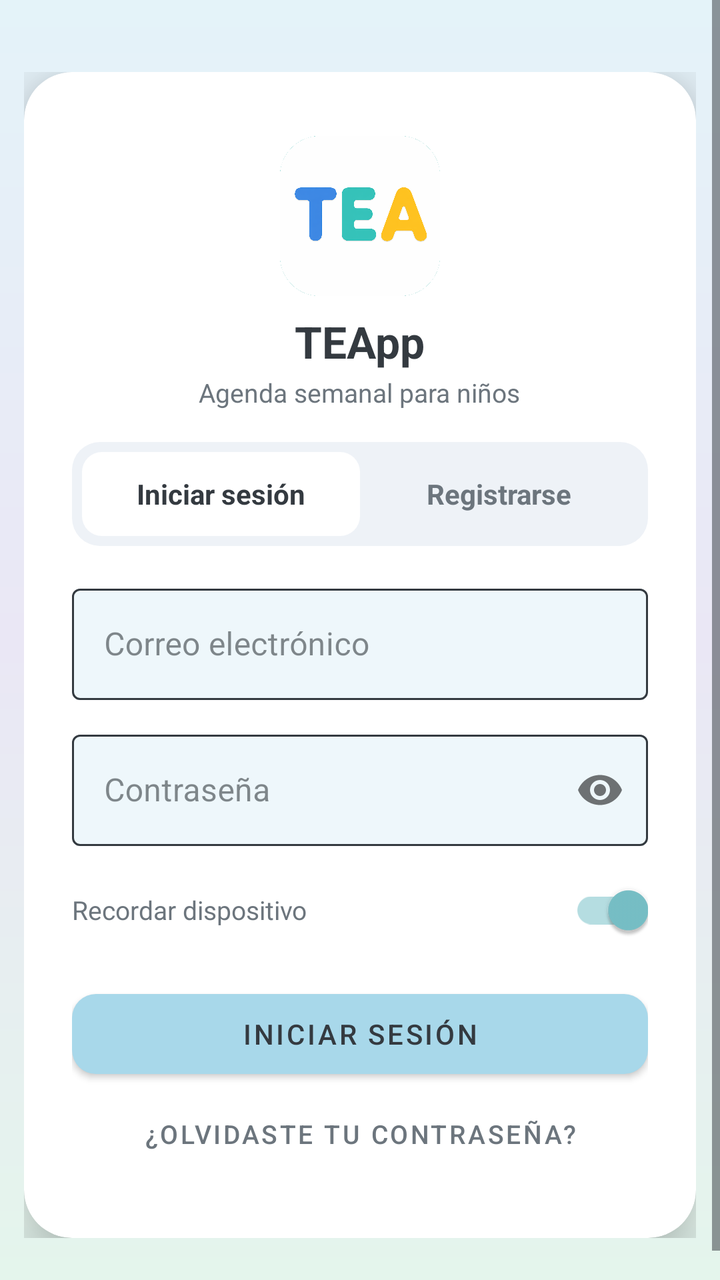
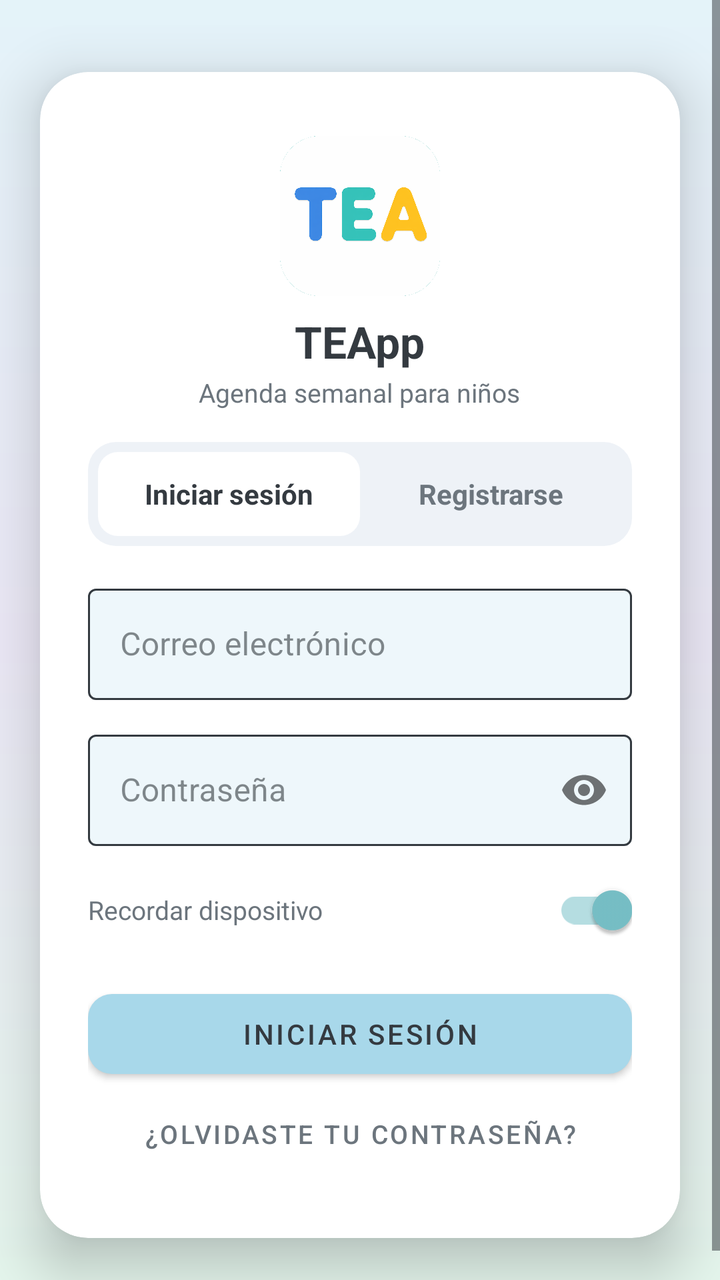

The first picture is an Android layout as it rendered before a commit; the second is the same layout after the commit. The layout source and the unified diff follow.
<!-- AndroidManifest.xml: application theme Theme.TEApp -->
<!-- res/layout/activity_login.xml -->
<?xml version="1.0" encoding="utf-8"?>
<FrameLayout xmlns:android="http://schemas.android.com/apk/res/android"
    xmlns:app="http://schemas.android.com/apk/res-auto"
    android:layout_width="match_parent"
    android:layout_height="match_parent"
    android:background="@drawable/bg_login_gradient">

    <ScrollView
        android:layout_width="match_parent"
        android:layout_height="match_parent"
        android:fillViewport="true">

        <LinearLayout
            android:layout_width="match_parent"
            android:layout_height="wrap_content"
            android:orientation="vertical"
            android:paddingStart="12dp"
            android:paddingEnd="12dp"
            android:gravity="center_horizontal"
            android:paddingTop="36dp"
            android:paddingBottom="36dp">

            
            <androidx.cardview.widget.CardView
                android:layout_width="match_parent"
                android:layout_height="wrap_content"
                app:cardCornerRadius="24dp"
                app:cardElevation="16dp"
                app:cardBackgroundColor="#FFFFFF">

                <LinearLayout
                    android:layout_width="match_parent"
                    android:layout_height="wrap_content"
                    android:orientation="vertical"
                    android:paddingBottom="28dp">

                    
                    <LinearLayout
                        android:layout_width="match_parent"
                        android:layout_height="wrap_content"
                        android:orientation="vertical"
                        android:gravity="center"
                        android:paddingTop="32dp"
                        android:paddingBottom="16dp"
                        android:paddingStart="24dp"
                        android:paddingEnd="24dp">

                        <ImageView
                            android:layout_width="80dp"
                            android:layout_height="80dp"
                            android:src="@drawable/ic_launcher_img"
                            android:scaleType="fitCenter"
                            android:contentDescription="TEApp logo"
                            android:layout_marginBottom="8dp" />

                        <TextView
                            android:layout_width="wrap_content"
                            android:layout_height="wrap_content"
                            android:text="TEApp"
                            android:textSize="22sp"
                            android:textStyle="bold"
                            android:textColor="@color/on_primary" />

                        <TextView
                            android:layout_width="wrap_content"
                            android:layout_height="wrap_content"
                            android:text="Agenda semanal para niños"
                            android:textSize="13sp"
                            android:textColor="@color/text_secondary"
                            android:layout_marginTop="2dp" />

                    </LinearLayout>

                    
                    <LinearLayout
                        android:layout_width="match_parent"
                        android:layout_height="wrap_content"
                        android:orientation="horizontal"
                        android:background="@drawable/bg_pill_tab_container"
                        android:padding="5dp"
                        android:layout_marginStart="24dp"
                        android:layout_marginEnd="24dp"
                        android:layout_marginBottom="4dp">

                        <TextView
                            android:id="@+id/tab_login"
                            android:layout_width="0dp"
                            android:layout_height="42dp"
                            android:layout_weight="1"
                            android:gravity="center"
                            android:text="@string/iniciar_sesion"
                            android:textSize="14sp"
                            android:textStyle="bold"
                            android:textColor="@color/on_primary"
                            android:background="@drawable/bg_pill_tab_active" />

                        <TextView
                            android:id="@+id/tab_register"
                            android:layout_width="0dp"
                            android:layout_height="42dp"
                            android:layout_weight="1"
                            android:gravity="center"
                            android:text="@string/registrarse"
                            android:textSize="14sp"
                            android:textStyle="bold"
                            android:textColor="@color/text_secondary"
                            android:background="@android:color/transparent" />

                    </LinearLayout>

                    
                    <LinearLayout
                        android:layout_width="match_parent"
                        android:layout_height="wrap_content"
                        android:orientation="vertical"
                        android:paddingStart="24dp"
                        android:paddingEnd="24dp"
                        android:paddingTop="12dp">

                        
                        <com.google.android.material.textfield.TextInputLayout
                            android:id="@+id/til_email"
                            style="@style/Widget.MaterialComponents.TextInputLayout.OutlinedBox"
                            android:layout_width="match_parent"
                            android:layout_height="wrap_content"
                            android:layout_marginBottom="12dp"
                            android:hint="@string/correo"
                            app:hintTextColor="@color/text_input_hint"
                            app:boxStrokeColor="@color/text_input_stroke"
                            app:boxBackgroundColor="#EEF7FB">
                            <com.google.android.material.textfield.TextInputEditText
                                android:id="@+id/et_email"
                                android:layout_width="match_parent"
                                android:layout_height="wrap_content"
                                android:textColor="@color/on_primary"
                                android:inputType="textEmailAddress" />
                        </com.google.android.material.textfield.TextInputLayout>

                        
                        <com.google.android.material.textfield.TextInputLayout
                            android:id="@+id/til_password"
                            style="@style/Widget.MaterialComponents.TextInputLayout.OutlinedBox"
                            android:layout_width="match_parent"
                            android:layout_height="wrap_content"
                            android:layout_marginBottom="8dp"
                            android:hint="@string/contrasena"
                            app:passwordToggleEnabled="true"
                            app:hintTextColor="@color/text_input_hint"
                            app:boxStrokeColor="@color/text_input_stroke"
                            app:boxBackgroundColor="#EEF7FB">
                            <com.google.android.material.textfield.TextInputEditText
                                android:id="@+id/et_password"
                                android:layout_width="match_parent"
                                android:layout_height="wrap_content"
                                android:textColor="@color/on_primary"
                                android:inputType="textPassword" />
                        </com.google.android.material.textfield.TextInputLayout>

                        
                        <com.google.android.material.textfield.TextInputLayout
                            android:id="@+id/til_confirm_password"
                            style="@style/Widget.MaterialComponents.TextInputLayout.OutlinedBox"
                            android:layout_width="match_parent"
                            android:layout_height="wrap_content"
                            android:layout_marginBottom="8dp"
                            android:visibility="gone"
                            android:hint="@string/confirmar_contrasena"
                            app:passwordToggleEnabled="true"
                            app:hintTextColor="@color/text_input_hint"
                            app:boxStrokeColor="@color/text_input_stroke"
                            app:boxBackgroundColor="#EEF7FB">
                            <com.google.android.material.textfield.TextInputEditText
                                android:id="@+id/et_confirm_password"
                                android:layout_width="match_parent"
                                android:layout_height="wrap_content"
                                android:textColor="@color/on_primary"
                                android:inputType="textPassword" />
                        </com.google.android.material.textfield.TextInputLayout>

                        
                        <com.google.android.material.switchmaterial.SwitchMaterial
                            android:id="@+id/switch_recordar"
                            android:layout_width="match_parent"
                            android:layout_height="wrap_content"
                            android:text="@string/recordar_dispositivo"
                            android:textColor="@color/text_secondary"
                            android:textSize="13sp"
                            android:checked="true"
                            android:layout_marginBottom="4dp" />

                        
                        <com.google.android.material.textfield.TextInputLayout
                            android:id="@+id/til_nombre"
                            style="@style/Widget.MaterialComponents.TextInputLayout.OutlinedBox"
                            android:layout_width="match_parent"
                            android:layout_height="wrap_content"
                            android:layout_marginBottom="12dp"
                            android:hint="@string/nombre_completo"
                            android:visibility="gone"
                            app:hintTextColor="@color/text_input_hint"
                            app:boxStrokeColor="@color/text_input_stroke"
                            app:boxBackgroundColor="#EEF7FB">
                            <com.google.android.material.textfield.TextInputEditText
                                android:id="@+id/et_nombre"
                                android:layout_width="match_parent"
                                android:layout_height="wrap_content"
                                android:textColor="@color/on_primary"
                                android:inputType="textPersonName" />
                        </com.google.android.material.textfield.TextInputLayout>

                        
                        <LinearLayout
                            android:id="@+id/til_fecha_nac"
                            android:layout_width="match_parent"
                            android:layout_height="wrap_content"
                            android:orientation="vertical"
                            android:visibility="gone">

                            <TextView
                                android:layout_width="wrap_content"
                                android:layout_height="wrap_content"
                                android:text="@string/fecha_nacimiento"
                                android:textSize="12sp"
                                android:textColor="@color/text_input_hint"
                                android:layout_marginStart="4dp"
                                android:layout_marginBottom="2dp" />

                            <com.google.android.material.textfield.TextInputLayout
                                android:id="@+id/til_fecha_nac_inner"
                                style="@style/Widget.MaterialComponents.TextInputLayout.OutlinedBox"
                                android:layout_width="match_parent"
                                android:layout_height="wrap_content"
                                android:layout_marginBottom="12dp"
                                app:hintEnabled="false"
                                app:boxBackgroundColor="#EEF7FB"
                                app:boxStrokeColor="@color/text_input_stroke">
                                <com.google.android.material.textfield.TextInputEditText
                                    android:id="@+id/et_fecha_nac"
                                    android:layout_width="match_parent"
                                    android:layout_height="wrap_content"
                                    android:textColor="@color/on_primary"
                                    android:textColorHint="@color/text_input_hint"
                                    android:hint="Seleccioná una fecha"
                                    android:focusable="false"
                                    android:clickable="true" />
                            </com.google.android.material.textfield.TextInputLayout>

                        </LinearLayout>

                        
                        <RadioGroup
                            android:id="@+id/radio_group"
                            android:layout_width="match_parent"
                            android:layout_height="wrap_content"
                            android:orientation="horizontal"
                            android:visibility="gone"
                            android:layout_marginBottom="12dp">
                            <RadioButton
                                android:id="@+id/rb_padre"
                                android:layout_width="0dp"
                                android:layout_height="wrap_content"
                                android:layout_weight="1"
                                android:textColor="@color/on_primary"
                                android:text="@string/soy_padre"
                                android:checked="true" />
                            <RadioButton
                                android:id="@+id/rb_terapeuta"
                                android:layout_width="0dp"
                                android:layout_height="wrap_content"
                                android:layout_weight="1"
                                android:textColor="@color/on_primary"
                                android:text="@string/soy_terapeuta" />
                        </RadioGroup>

                        
                        <Button
                            android:id="@+id/btn_submit"
                            android:layout_width="match_parent"
                            android:layout_height="52dp"
                            android:layout_marginTop="8dp"
                            android:text="@string/iniciar_sesion"
                            style="@style/Widget.TEApp.Button" />

                        
                        <Button
                            android:id="@+id/btn_olvide"
                            android:layout_width="wrap_content"
                            android:layout_height="wrap_content"
                            android:layout_gravity="center"
                            android:text="@string/olvidaste_contrasena"
                            android:textColor="@color/text_secondary"
                            android:textSize="13sp"
                            style="@style/Widget.MaterialComponents.Button.TextButton" />

                        <ProgressBar
                            android:id="@+id/progress_bar"
                            android:layout_width="wrap_content"
                            android:layout_height="wrap_content"
                            android:layout_gravity="center"
                            android:layout_marginTop="8dp"
                            android:visibility="gone" />

                    </LinearLayout>
                </LinearLayout>
            </androidx.cardview.widget.CardView>

        </LinearLayout>
    </ScrollView>
</FrameLayout>
<!-- resources referenced by this layout -->
<resources>
  <color name="on_primary">#343A40</color>
  <color name="text_secondary">#6C757D</color>
  <!-- drawable bg_login_gradient (drawable) -->
  <?xml version="1.0" encoding="utf-8"?>
  <shape xmlns:android="http://schemas.android.com/apk/res/android"
      android:shape="rectangle">
      <gradient
          android:type="linear"
          android:angle="145"
          android:startColor="#E4F3F9"
          android:centerColor="#EAE7F5"
          android:endColor="#E4F5EC" />
  </shape>
  <!-- drawable bg_pill_tab_active (drawable) -->
  <?xml version="1.0" encoding="utf-8"?>
  <shape xmlns:android="http://schemas.android.com/apk/res/android"
      android:shape="rectangle">
      <solid android:color="#FFFFFF" />
      <corners android:radius="10dp" />
  </shape>
  <!-- drawable bg_pill_tab_container (drawable) -->
  <?xml version="1.0" encoding="utf-8"?>
  <shape xmlns:android="http://schemas.android.com/apk/res/android"
      android:shape="rectangle">
      <solid android:color="#EEF2F7" />
      <corners android:radius="14dp" />
  </shape>
  <!-- drawable ic_launcher_img: png bitmap (drawable, 141925 bytes) -->
  <string name="confirmar_contrasena">Confirmar contraseña</string>
  <string name="contrasena">Contraseña</string>
  <string name="correo">Correo electrónico</string>
  <string name="fecha_nacimiento">Fecha de nacimiento</string>
  <string name="iniciar_sesion">Iniciar sesión</string>
  <string name="nombre_completo">Nombre completo</string>
  <string name="olvidaste_contrasena">¿Olvidaste tu contraseña?</string>
  <string name="recordar_dispositivo">Recordar dispositivo</string>
  <string name="registrarse">Registrarse</string>
  <string name="soy_padre">Soy padre/tutor</string>
  <string name="soy_terapeuta">Soy terapeuta</string>
  <style name="Widget.TEApp.Button" parent="Widget.MaterialComponents.Button">
          <item name="backgroundTint">@color/primary</item>
          <item name="android:textColor">@color/on_primary</item>
          <item name="cornerRadius">12dp</item>
      </style>
  <style name="Theme.TEApp" parent="Theme.MaterialComponents.Light.NoActionBar">
          <item name="colorPrimary">@color/primary</item>
          <item name="colorPrimaryVariant">@color/primary_dark</item>
          <item name="colorOnPrimary">@color/on_primary</item>
          <item name="colorSecondary">@color/secondary</item>
          <item name="colorOnSecondary">@color/on_primary</item>
          <item name="android:colorBackground">@color/background</item>
          <item name="colorSurface">@color/surface</item>
          <item name="colorOnSurface">@color/on_primary</item>
          <item name="colorOnBackground">@color/on_primary</item>
          <item name="android:textColorPrimary">@color/on_primary</item>
          <item name="android:textColorSecondary">@color/text_secondary</item>
          <item name="android:statusBarColor">@color/primary_dark</item>
          <item name="colorControlNormal">@color/on_primary</item>
          <item name="colorControlActivated">@color/primary_dark</item>
      </style>
  <color name="primary">#A8D8EA</color>
  <color name="primary_dark">#78C1C8</color>
  <color name="secondary">#B8E0C8</color>
  <color name="background">#F8F9FA</color>
  <color name="surface">#FFFFFF</color>
</resources>

<!-- the commit's change to res/layout/activity_login.xml (unified diff, before → after) -->
@@ -8,19 +8,23 @@
     <ScrollView
         android:layout_width="match_parent"
         android:layout_height="match_parent"
-        android:fillViewport="true">
-
+        android:fillViewport="true"
+        android:clipToPadding="false"
+        android:clipChildren="false">
+
+        
         <LinearLayout
             android:layout_width="match_parent"
             android:layout_height="wrap_content"
             android:orientation="vertical"
-            android:paddingStart="12dp"
-            android:paddingEnd="12dp"
+            android:paddingStart="20dp"
+            android:paddingEnd="20dp"
             android:gravity="center_horizontal"
             android:paddingTop="36dp"
-            android:paddingBottom="36dp">
-
-            
+            android:paddingBottom="36dp"
+            android:clipToPadding="false"
+            android:clipChildren="false">
+
             <androidx.cardview.widget.CardView
                 android:layout_width="match_parent"
                 android:layout_height="wrap_content"
@@ -119,77 +123,6 @@
 
                         
                         <com.google.android.material.textfield.TextInputLayout
-                            android:id="@+id/til_email"
-                            style="@style/Widget.MaterialComponents.TextInputLayout.OutlinedBox"
-                            android:layout_width="match_parent"
-                            android:layout_height="wrap_content"
-                            android:layout_marginBottom="12dp"
-                            android:hint="@string/correo"
-                            app:hintTextColor="@color/text_input_hint"
-                            app:boxStrokeColor="@color/text_input_stroke"
-                            app:boxBackgroundColor="#EEF7FB">
-                            <com.google.android.material.textfield.TextInputEditText
-                                android:id="@+id/et_email"
-                                android:layout_width="match_parent"
-                                android:layout_height="wrap_content"
-                                android:textColor="@color/on_primary"
-                                android:inputType="textEmailAddress" />
-                        </com.google.android.material.textfield.TextInputLayout>
-
-                        
-                        <com.google.android.material.textfield.TextInputLayout
-                            android:id="@+id/til_password"
-                            style="@style/Widget.MaterialComponents.TextInputLayout.OutlinedBox"
-                            android:layout_width="match_parent"
-                            android:layout_height="wrap_content"
-                            android:layout_marginBottom="8dp"
-                            android:hint="@string/contrasena"
-                            app:passwordToggleEnabled="true"
-                            app:hintTextColor="@color/text_input_hint"
-                            app:boxStrokeColor="@color/text_input_stroke"
-                            app:boxBackgroundColor="#EEF7FB">
-                            <com.google.android.material.textfield.TextInputEditText
-                                android:id="@+id/et_password"
-                                android:layout_width="match_parent"
-                                android:layout_height="wrap_content"
-                                android:textColor="@color/on_primary"
-                                android:inputType="textPassword" />
-                        </com.google.android.material.textfield.TextInputLayout>
-
-                        
-                        <com.google.android.material.textfield.TextInputLayout
-                            android:id="@+id/til_confirm_password"
-                            style="@style/Widget.MaterialComponents.TextInputLayout.OutlinedBox"
-                            android:layout_width="match_parent"
-                            android:layout_height="wrap_content"
-                            android:layout_marginBottom="8dp"
-                            android:visibility="gone"
-                            android:hint="@string/confirmar_contrasena"
-                            app:passwordToggleEnabled="true"
-                            app:hintTextColor="@color/text_input_hint"
-                            app:boxStrokeColor="@color/text_input_stroke"
-                            app:boxBackgroundColor="#EEF7FB">
-                            <com.google.android.material.textfield.TextInputEditText
-                                android:id="@+id/et_confirm_password"
-                                android:layout_width="match_parent"
-                                android:layout_height="wrap_content"
-                                android:textColor="@color/on_primary"
-                                android:inputType="textPassword" />
-                        </com.google.android.material.textfield.TextInputLayout>
-
-                        
-                        <com.google.android.material.switchmaterial.SwitchMaterial
-                            android:id="@+id/switch_recordar"
-                            android:layout_width="match_parent"
-                            android:layout_height="wrap_content"
-                            android:text="@string/recordar_dispositivo"
-                            android:textColor="@color/text_secondary"
-                            android:textSize="13sp"
-                            android:checked="true"
-                            android:layout_marginBottom="4dp" />
-
-                        
-                        <com.google.android.material.textfield.TextInputLayout
                             android:id="@+id/til_nombre"
                             style="@style/Widget.MaterialComponents.TextInputLayout.OutlinedBox"
                             android:layout_width="match_parent"
@@ -206,6 +139,50 @@
                                 android:layout_height="wrap_content"
                                 android:textColor="@color/on_primary"
                                 android:inputType="textPersonName" />
+                        </com.google.android.material.textfield.TextInputLayout>
+
+                        
+                        <RadioGroup
+                            android:id="@+id/radio_group"
+                            android:layout_width="match_parent"
+                            android:layout_height="wrap_content"
+                            android:orientation="horizontal"
+                            android:visibility="gone"
+                            android:layout_marginBottom="12dp">
+                            <RadioButton
+                                android:id="@+id/rb_padre"
+                                android:layout_width="0dp"
+                                android:layout_height="wrap_content"
+                                android:layout_weight="1"
+                                android:textColor="@color/on_primary"
+                                android:text="@string/soy_padre"
+                                android:checked="true" />
+                            <RadioButton
+                                android:id="@+id/rb_terapeuta"
+                                android:layout_width="0dp"
+                                android:layout_height="wrap_content"
+                                android:layout_weight="1"
+                                android:textColor="@color/on_primary"
+                                android:text="@string/soy_terapeuta" />
+                        </RadioGroup>
+
+                        
+                        <com.google.android.material.textfield.TextInputLayout
+                            android:id="@+id/til_email"
+                            style="@style/Widget.MaterialComponents.TextInputLayout.OutlinedBox"
+                            android:layout_width="match_parent"
+                            android:layout_height="wrap_content"
+                            android:layout_marginBottom="12dp"
+                            android:hint="@string/correo"
+                            app:hintTextColor="@color/text_input_hint"
+                            app:boxStrokeColor="@color/text_input_stroke"
+                            app:boxBackgroundColor="#EEF7FB">
+                            <com.google.android.material.textfield.TextInputEditText
+                                android:id="@+id/et_email"
+                                android:layout_width="match_parent"
+                                android:layout_height="wrap_content"
+                                android:textColor="@color/on_primary"
+                                android:inputType="textEmailAddress" />
                         </com.google.android.material.textfield.TextInputLayout>
 
                         
@@ -248,29 +225,56 @@
                         </LinearLayout>
 
                         
-                        <RadioGroup
-                            android:id="@+id/radio_group"
-                            android:layout_width="match_parent"
-                            android:layout_height="wrap_content"
-                            android:orientation="horizontal"
+                        <com.google.android.material.textfield.TextInputLayout
+                            android:id="@+id/til_password"
+                            style="@style/Widget.MaterialComponents.TextInputLayout.OutlinedBox"
+                            android:layout_width="match_parent"
+                            android:layout_height="wrap_content"
+                            android:layout_marginBottom="8dp"
+                            android:hint="@string/contrasena"
+                            app:passwordToggleEnabled="true"
+                            app:hintTextColor="@color/text_input_hint"
+                            app:boxStrokeColor="@color/text_input_stroke"
+                            app:boxBackgroundColor="#EEF7FB">
+                            <com.google.android.material.textfield.TextInputEditText
+                                android:id="@+id/et_password"
+                                android:layout_width="match_parent"
+                                android:layout_height="wrap_content"
+                                android:textColor="@color/on_primary"
+                                android:inputType="textPassword" />
+                        </com.google.android.material.textfield.TextInputLayout>
+
+                        
+                        <com.google.android.material.textfield.TextInputLayout
+                            android:id="@+id/til_confirm_password"
+                            style="@style/Widget.MaterialComponents.TextInputLayout.OutlinedBox"
+                            android:layout_width="match_parent"
+                            android:layout_height="wrap_content"
+                            android:layout_marginBottom="8dp"
                             android:visibility="gone"
-                            android:layout_marginBottom="12dp">
-                            <RadioButton
-                                android:id="@+id/rb_padre"
-                                android:layout_width="0dp"
-                                android:layout_height="wrap_content"
-                                android:layout_weight="1"
-                                android:textColor="@color/on_primary"
-                                android:text="@string/soy_padre"
-                                android:checked="true" />
-                            <RadioButton
-                                android:id="@+id/rb_terapeuta"
-                                android:layout_width="0dp"
-                                android:layout_height="wrap_content"
-                                android:layout_weight="1"
-                                android:textColor="@color/on_primary"
-                                android:text="@string/soy_terapeuta" />
-                        </RadioGroup>
+                            android:hint="@string/confirmar_contrasena"
+                            app:passwordToggleEnabled="true"
+                            app:hintTextColor="@color/text_input_hint"
+                            app:boxStrokeColor="@color/text_input_stroke"
+                            app:boxBackgroundColor="#EEF7FB">
+                            <com.google.android.material.textfield.TextInputEditText
+                                android:id="@+id/et_confirm_password"
+                                android:layout_width="match_parent"
+                                android:layout_height="wrap_content"
+                                android:textColor="@color/on_primary"
+                                android:inputType="textPassword" />
+                        </com.google.android.material.textfield.TextInputLayout>
+
+                        
+                        <com.google.android.material.switchmaterial.SwitchMaterial
+                            android:id="@+id/switch_recordar"
+                            android:layout_width="match_parent"
+                            android:layout_height="wrap_content"
+                            android:text="@string/recordar_dispositivo"
+                            android:textColor="@color/text_secondary"
+                            android:textSize="13sp"
+                            android:checked="true"
+                            android:layout_marginBottom="4dp" />
 
                         
                         <Button
